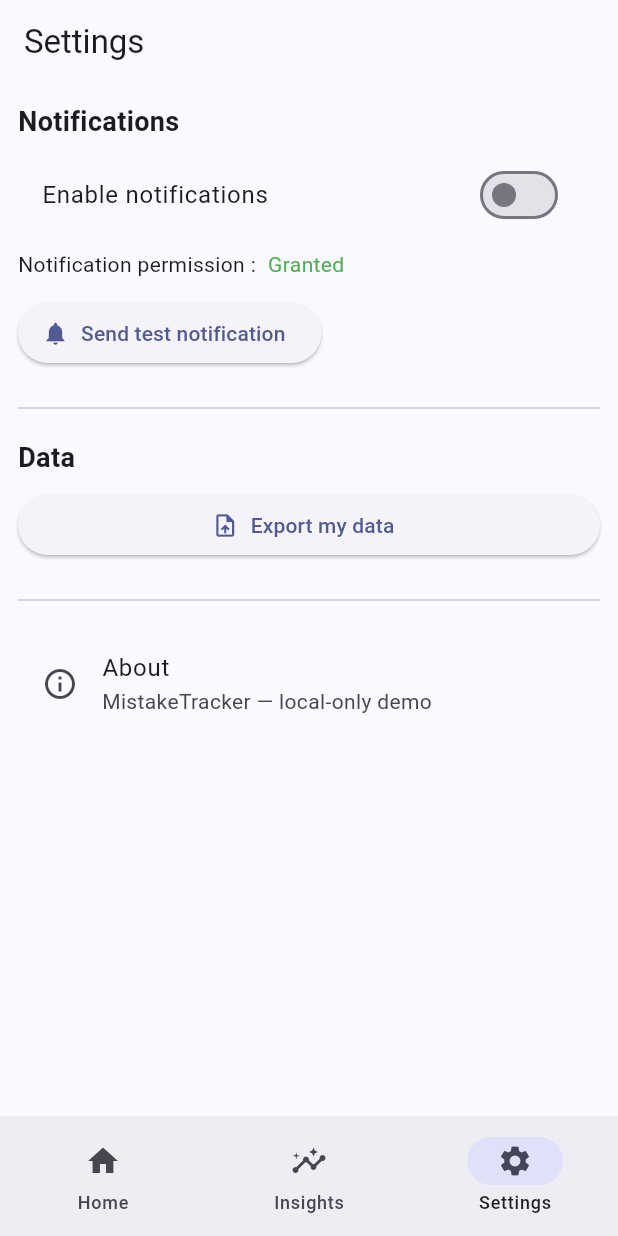
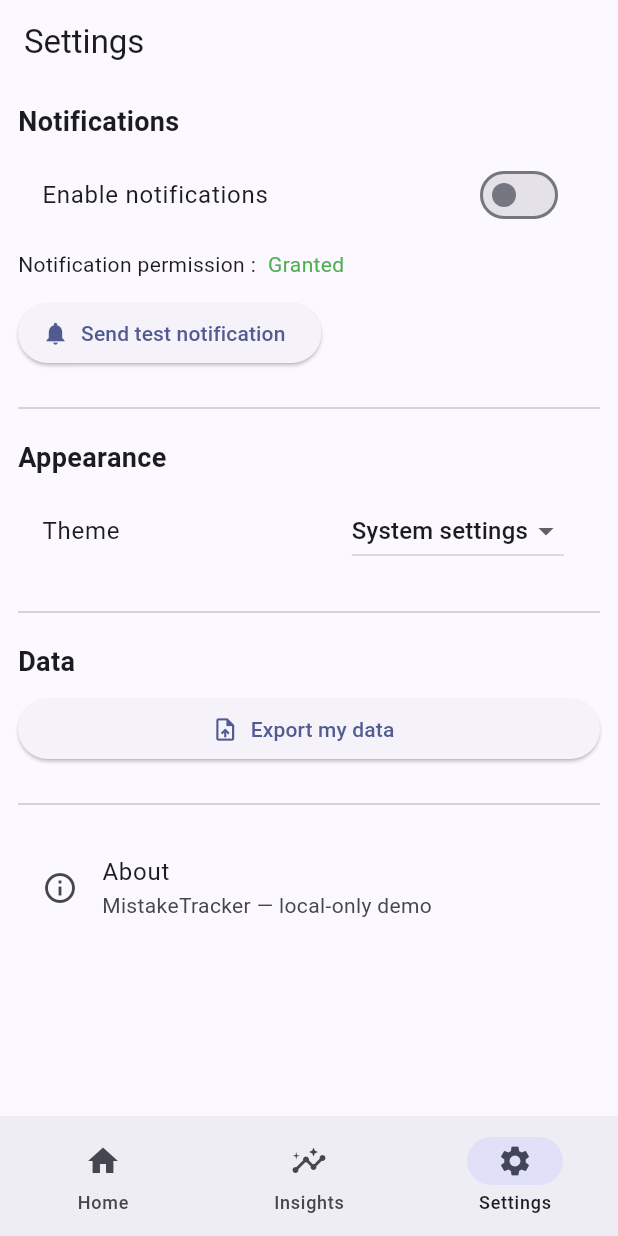
Before and after one commit to AdityaMurugesh/MistakeTracker, a Flutter app: the screen it shows after launch, item 3 of the bottom bar chosen, on a phone screen of 412 x 824 dp. Run offline on Flutter 3.47's test engine with Material 3 defaults, Android fonts, the phone set to English and light mode, and no system bars; our stand-ins replace flutter_local_notifications, flutter_riverpod, share_plus, shared_preferences, sqflite, timezone; accounts and stored records are empty.

Commit message:
Implemented dark mode in Settings tab

```diff
--- a/lib/app.dart
+++ b/lib/app.dart
@@ -16,14 +16,18 @@ import 'ui/insights_screen.dart';
 import 'ui/settings_screen.dart';
 import 'state/providers.dart';
 
-class MistakeTrackerApp extends StatelessWidget {
+class MistakeTrackerApp extends ConsumerWidget {
   const MistakeTrackerApp({super.key});
 
   @override
-  Widget build(BuildContext context) {
+  Widget build(BuildContext context, WidgetRef ref) {
+    final themeMode = ref.watch(themeModeProvider);
+
     return MaterialApp(
       title: 'MistakeTracker',
       theme: ThemeData(useMaterial3: true, colorSchemeSeed: Colors.indigo),
+      darkTheme: ThemeData(useMaterial3: true, colorSchemeSeed: Colors.indigo, brightness: Brightness.dark),
+      themeMode: themeMode,
       home: const _RootShell(),
     );
   }
--- a/lib/ui/settings_screen.dart
+++ b/lib/ui/settings_screen.dart
@@ -109,6 +109,26 @@ class SettingsScreen extends ConsumerWidget {
               },
             ),
             const SizedBox(height: 12),
+            const Text('Appearance', style: TextStyle(fontSize: 18, fontWeight: FontWeight.w600)),
+            const SizedBox(height: 8),
+            ListTile(
+              title: const Text('Theme'),
+              trailing: DropdownButton<ThemeMode>(
+                value: ref.watch(themeModeProvider),
+                items: const [
+                  DropdownMenuItem(value: ThemeMode.light, child: Text('Light mode')),
+                  DropdownMenuItem(value: ThemeMode.dark, child: Text('Dark mode')),
+                  DropdownMenuItem(value: ThemeMode.system, child: Text('System settings')),
+                ],
+                onChanged: (mode) async {
+                  if (mode == null) return;
+                  await ref.read(themeModeProvider.notifier).setMode(mode);
+                },
+              ),
+            ),
+            const SizedBox(height: 18),
+            const Divider(),
+            const SizedBox(height: 12),
             const Text('Data', style: TextStyle(fontSize: 18, fontWeight: FontWeight.w600)),
             const SizedBox(height: 8),
             ElevatedButton.icon(
--- a/pubspec.yaml
+++ b/pubspec.yaml
@@ -18,6 +18,7 @@ dependencies:
   sqflite: ^2.3.3
   path: ^1.9.0
   path_provider: ^2.1.3
+  shared_preferences: ^2.1.1
 
   # Notifications
   flutter_local_notifications: ^17.1.2
```
Also changed, not shown: lib/state/providers.dart (+57 -0 lines).
